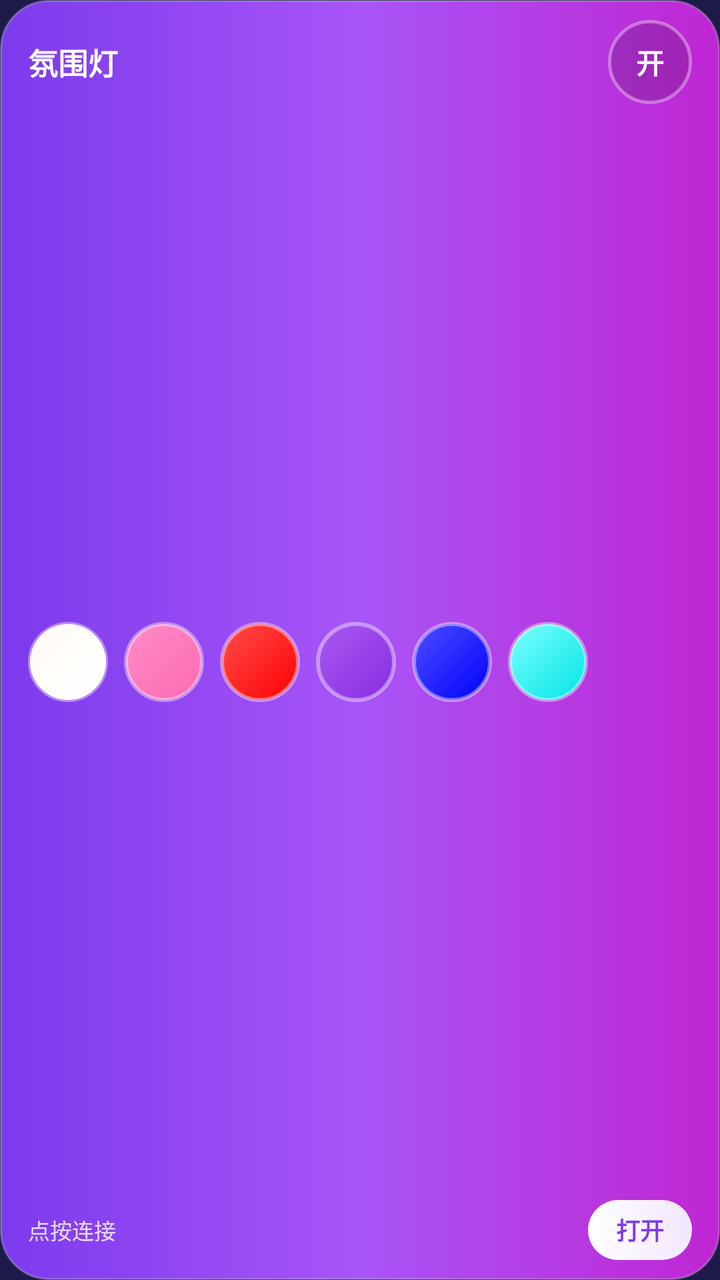
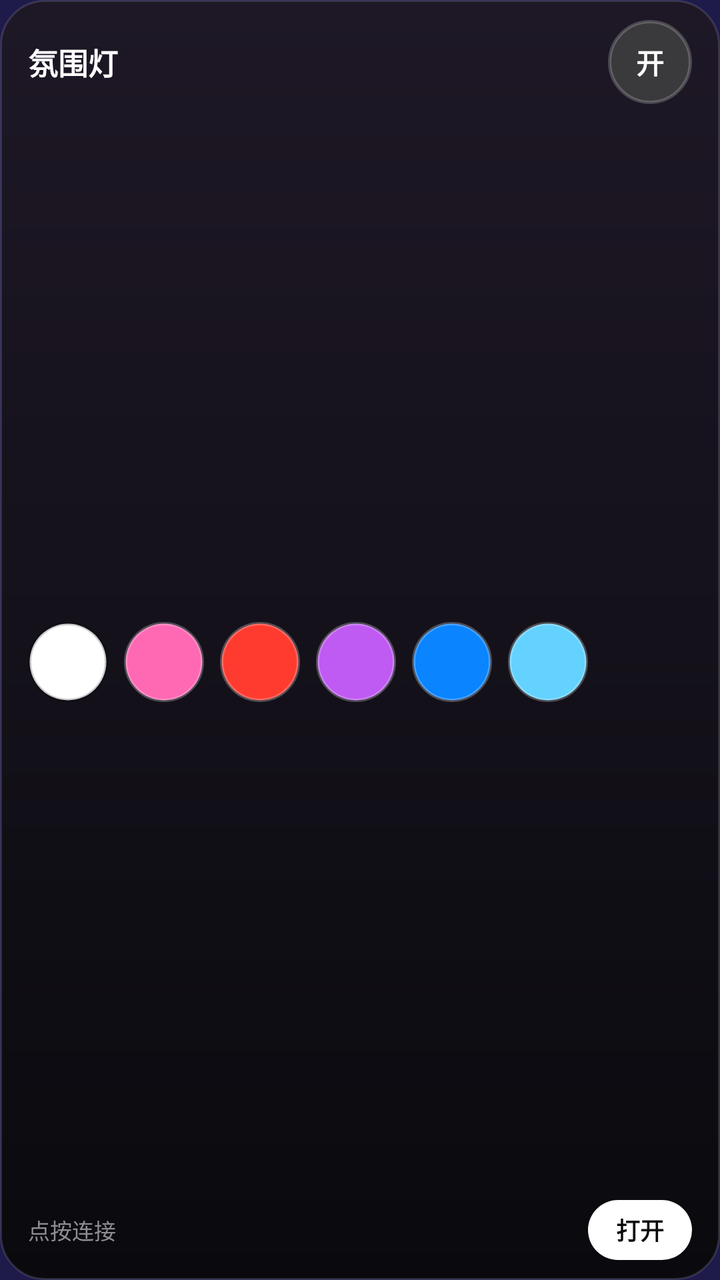

Before-and-after screenshots of an Android layout around one commit, followed by the original layout XML and the change that was made.
<!-- AndroidManifest.xml: application theme Theme.AmbientLamp -->
<!-- res/layout/widget_big.xml -->
<?xml version="1.0" encoding="utf-8"?>
<LinearLayout xmlns:android="http://schemas.android.com/apk/res/android"
    android:id="@+id/widget_root"
    android:layout_width="match_parent"
    android:layout_height="match_parent"
    android:background="@drawable/widget_bg"
    android:orientation="vertical"
    android:paddingStart="14dp"
    android:paddingTop="10dp"
    android:paddingEnd="14dp"
    android:paddingBottom="10dp">

    <LinearLayout
        android:layout_width="match_parent"
        android:layout_height="wrap_content"
        android:gravity="center_vertical"
        android:orientation="horizontal">

        <TextView
            android:id="@+id/widget_title"
            android:layout_width="0dp"
            android:layout_height="wrap_content"
            android:layout_weight="1"
            android:maxLines="1"
            android:text="@string/widget_title"
            android:textColor="#FFFFFFFF"
            android:textSize="15sp"
            android:textStyle="bold" />

        <TextView
            android:id="@+id/widget_power"
            android:layout_width="42dp"
            android:layout_height="42dp"
            android:background="@drawable/widget_circle_off"
            android:gravity="center"
            android:text="@string/widget_on"
            android:textColor="#FFFFFFFF"
            android:textSize="14sp"
            android:textStyle="bold" />
    </LinearLayout>

    <LinearLayout
        android:layout_width="match_parent"
        android:layout_height="0dp"
        android:layout_marginTop="10dp"
        android:layout_weight="1"
        android:gravity="center_vertical"
        android:orientation="horizontal">

        <ImageButton
            android:id="@+id/widget_color_0"
            android:layout_width="40dp"
            android:layout_height="40dp"
            android:layout_marginEnd="8dp"
            android:background="@drawable/widget_dot_white"
            android:contentDescription="@string/widget_color_white" />

        <ImageButton
            android:id="@+id/widget_color_1"
            android:layout_width="40dp"
            android:layout_height="40dp"
            android:layout_marginEnd="8dp"
            android:background="@drawable/widget_dot_pink"
            android:contentDescription="@string/widget_color_pink" />

        <ImageButton
            android:id="@+id/widget_color_2"
            android:layout_width="40dp"
            android:layout_height="40dp"
            android:layout_marginEnd="8dp"
            android:background="@drawable/widget_dot_red"
            android:contentDescription="@string/widget_color_red" />

        <ImageButton
            android:id="@+id/widget_color_3"
            android:layout_width="40dp"
            android:layout_height="40dp"
            android:layout_marginEnd="8dp"
            android:background="@drawable/widget_dot_purple"
            android:contentDescription="@string/widget_color_purple" />

        <ImageButton
            android:id="@+id/widget_color_4"
            android:layout_width="40dp"
            android:layout_height="40dp"
            android:layout_marginEnd="8dp"
            android:background="@drawable/widget_dot_blue"
            android:contentDescription="@string/widget_color_blue" />

        <ImageButton
            android:id="@+id/widget_color_5"
            android:layout_width="40dp"
            android:layout_height="40dp"
            android:background="@drawable/widget_dot_cyan"
            android:contentDescription="@string/widget_color_cyan" />
    </LinearLayout>

    <LinearLayout
        android:layout_width="match_parent"
        android:layout_height="wrap_content"
        android:gravity="center_vertical"
        android:orientation="horizontal">

        <TextView
            android:id="@+id/widget_state"
            android:layout_width="0dp"
            android:layout_height="wrap_content"
            android:layout_weight="1"
            android:maxLines="1"
            android:text="@string/widget_state_connect"
            android:textColor="#CCFFFFFF"
            android:textSize="11sp" />

        <TextView
            android:id="@+id/widget_open"
            android:layout_width="wrap_content"
            android:layout_height="30dp"
            android:background="@drawable/widget_pill_accent"
            android:gravity="center"
            android:paddingStart="14dp"
            android:paddingEnd="14dp"
            android:text="@string/widget_open"
            android:textColor="#7C3AED"
            android:textSize="12sp"
            android:textStyle="bold" />
    </LinearLayout>
</LinearLayout>
<!-- resources referenced by this layout -->
<resources>
  <!-- drawable widget_bg (drawable) -->
  <?xml version="1.0" encoding="utf-8"?>
  <shape xmlns:android="http://schemas.android.com/apk/res/android"
      android:shape="rectangle">
      <gradient
          android:angle="0"
          android:startColor="#7C3AED"
          android:centerColor="#A855F7"
          android:endColor="#C026D3"
          android:type="linear" />
      <corners android:radius="24dp" />
      <stroke
          android:width="1dp"
          android:color="#40FFFFFF" />
  </shape>
  <!-- drawable widget_circle_off (drawable) -->
  <?xml version="1.0" encoding="utf-8"?>
  <shape xmlns:android="http://schemas.android.com/apk/res/android"
      android:shape="oval">
      <solid android:color="#26000000" />
      <stroke
          android:width="1.5dp"
          android:color="#59FFFFFF" />
  </shape>
  <!-- drawable widget_dot_blue (drawable) -->
  <?xml version="1.0" encoding="utf-8"?>
  <shape xmlns:android="http://schemas.android.com/apk/res/android"
      android:shape="oval">
      <gradient
          android:angle="315"
          android:startColor="#4D4DFF"
          android:endColor="#0000FF"
          android:type="linear" />
      <stroke
          android:width="2dp"
          android:color="#66FFFFFF" />
  </shape>
  <!-- drawable widget_dot_cyan (drawable) -->
  <?xml version="1.0" encoding="utf-8"?>
  <shape xmlns:android="http://schemas.android.com/apk/res/android"
      android:shape="oval">
      <gradient
          android:angle="315"
          android:startColor="#7DFFFF"
          android:endColor="#00E5E5"
          android:type="linear" />
      <stroke
          android:width="2dp"
          android:color="#66FFFFFF" />
  </shape>
  <!-- drawable widget_dot_pink (drawable) -->
  <?xml version="1.0" encoding="utf-8"?>
  <shape xmlns:android="http://schemas.android.com/apk/res/android"
      android:shape="oval">
      <gradient
          android:angle="315"
          android:startColor="#FF8CC6"
          android:endColor="#FF69B4"
          android:type="linear" />
      <stroke
          android:width="2dp"
          android:color="#66FFFFFF" />
  </shape>
  <!-- drawable widget_dot_purple (drawable) -->
  <?xml version="1.0" encoding="utf-8"?>
  <shape xmlns:android="http://schemas.android.com/apk/res/android"
      android:shape="oval">
      <gradient
          android:angle="315"
          android:startColor="#A85AF0"
          android:endColor="#8A2BE2"
          android:type="linear" />
      <stroke
          android:width="2dp"
          android:color="#66FFFFFF" />
  </shape>
  <!-- drawable widget_dot_red (drawable) -->
  <?xml version="1.0" encoding="utf-8"?>
  <shape xmlns:android="http://schemas.android.com/apk/res/android"
      android:shape="oval">
      <gradient
          android:angle="315"
          android:startColor="#FF4D4D"
          android:endColor="#FF0000"
          android:type="linear" />
      <stroke
          android:width="2dp"
          android:color="#66FFFFFF" />
  </shape>
  <!-- drawable widget_dot_white (drawable) -->
  <?xml version="1.0" encoding="utf-8"?>
  <shape xmlns:android="http://schemas.android.com/apk/res/android"
      android:shape="oval">
      <gradient
          android:angle="315"
          android:startColor="#FFFAF5"
          android:endColor="#FFFFFF"
          android:type="linear" />
      <stroke
          android:width="2dp"
          android:color="#66FFFFFF" />
  </shape>
  <!-- drawable widget_pill_accent (drawable) -->
  <?xml version="1.0" encoding="utf-8"?>
  <shape xmlns:android="http://schemas.android.com/apk/res/android"
      android:shape="rectangle">
      <gradient
          android:angle="0"
          android:startColor="#FFFFFF"
          android:endColor="#F1E7FF"
          android:type="linear" />
      <corners android:radius="16dp" />
  </shape>
  <string name="widget_color_blue">蓝色</string>
  <string name="widget_color_cyan">青色</string>
  <string name="widget_color_pink">粉色</string>
  <string name="widget_color_red">红色</string>
  <string name="widget_color_white">白光</string>
  <string name="widget_on">开</string>
  <string name="widget_open">打开</string>
  <string name="widget_title">氛围灯</string>
  <!-- unchanged entries left out for length: 3 -->
</resources>

<!-- the commit's change to res/layout/widget_big.xml (unified diff, before → after) -->
@@ -108,7 +108,7 @@
             android:layout_weight="1"
             android:maxLines="1"
             android:text="@string/widget_state_connect"
-            android:textColor="#CCFFFFFF"
+            android:textColor="#8E8E93"
             android:textSize="11sp" />
 
         <TextView
@@ -120,7 +120,7 @@
             android:paddingStart="14dp"
             android:paddingEnd="14dp"
             android:text="@string/widget_open"
-            android:textColor="#7C3AED"
+            android:textColor="#0B0B0F"
             android:textSize="12sp"
             android:textStyle="bold" />
     </LinearLayout>
<!-- resource entries referenced after the edit -->
@@ -5,112 +5,83 @@
   <shape xmlns:android="http://schemas.android.com/apk/res/android"
       android:shape="rectangle">
       <gradient
-          android:angle="0"
-          android:startColor="#7C3AED"
-          android:centerColor="#A855F7"
-          android:endColor="#C026D3"
+          android:angle="270"
+          android:startColor="#1E1826"
+          android:endColor="#0A0A0E"
           android:type="linear" />
-      <corners android:radius="24dp" />
+      <corners android:radius="22dp" />
       <stroke
           android:width="1dp"
-          android:color="#40FFFFFF" />
+          android:color="#1FFFFFFF" />
   </shape>
   <!-- drawable widget_circle_off (drawable) -->
   <?xml version="1.0" encoding="utf-8"?>
   <shape xmlns:android="http://schemas.android.com/apk/res/android"
       android:shape="oval">
-      <solid android:color="#26000000" />
+      <solid android:color="#3A3A3C" />
       <stroke
           android:width="1.5dp"
-          android:color="#59FFFFFF" />
+          android:color="#33FFFFFF" />
   </shape>
   <!-- drawable widget_dot_blue (drawable) -->
   <?xml version="1.0" encoding="utf-8"?>
   <shape xmlns:android="http://schemas.android.com/apk/res/android"
       android:shape="oval">
-      <gradient
-          android:angle="315"
-          android:startColor="#4D4DFF"
-          android:endColor="#0000FF"
-          android:type="linear" />
+      <solid android:color="#0A84FF" />
       <stroke
-          android:width="2dp"
-          android:color="#66FFFFFF" />
+          android:width="1.5dp"
+          android:color="#40FFFFFF" />
   </shape>
   <!-- drawable widget_dot_cyan (drawable) -->
   <?xml version="1.0" encoding="utf-8"?>
   <shape xmlns:android="http://schemas.android.com/apk/res/android"
       android:shape="oval">
-      <gradient
-          android:angle="315"
-          android:startColor="#7DFFFF"
-          android:endColor="#00E5E5"
-          android:type="linear" />
+      <solid android:color="#64D2FF" />
       <stroke
-          android:width="2dp"
-          android:color="#66FFFFFF" />
+          android:width="1.5dp"
+          android:color="#40FFFFFF" />
   </shape>
   <!-- drawable widget_dot_pink (drawable) -->
   <?xml version="1.0" encoding="utf-8"?>
   <shape xmlns:android="http://schemas.android.com/apk/res/android"
       android:shape="oval">
-      <gradient
-          android:angle="315"
-          android:startColor="#FF8CC6"
-          android:endColor="#FF69B4"
-          android:type="linear" />
+      <solid android:color="#FF69B4" />
       <stroke
-          android:width="2dp"
-          android:color="#66FFFFFF" />
+          android:width="1.5dp"
+          android:color="#40FFFFFF" />
   </shape>
   <!-- drawable widget_dot_purple (drawable) -->
   <?xml version="1.0" encoding="utf-8"?>
   <shape xmlns:android="http://schemas.android.com/apk/res/android"
       android:shape="oval">
-      <gradient
-          android:angle="315"
-          android:startColor="#A85AF0"
-          android:endColor="#8A2BE2"
-          android:type="linear" />
+      <solid android:color="#BF5AF2" />
       <stroke
-          android:width="2dp"
-          android:color="#66FFFFFF" />
+          android:width="1.5dp"
+          android:color="#40FFFFFF" />
   </shape>
   <!-- drawable widget_dot_red (drawable) -->
   <?xml version="1.0" encoding="utf-8"?>
   <shape xmlns:android="http://schemas.android.com/apk/res/android"
       android:shape="oval">
-      <gradient
-          android:angle="315"
-          android:startColor="#FF4D4D"
-          android:endColor="#FF0000"
-          android:type="linear" />
+      <solid android:color="#FF3B30" />
       <stroke
-          android:width="2dp"
-          android:color="#66FFFFFF" />
+          android:width="1.5dp"
+          android:color="#40FFFFFF" />
   </shape>
   <!-- drawable widget_dot_white (drawable) -->
   <?xml version="1.0" encoding="utf-8"?>
   <shape xmlns:android="http://schemas.android.com/apk/res/android"
       android:shape="oval">
-      <gradient
-          android:angle="315"
-          android:startColor="#FFFAF5"
-          android:endColor="#FFFFFF"
-          android:type="linear" />
+      <solid android:color="#FFFFFFFF" />
       <stroke
-          android:width="2dp"
-          android:color="#66FFFFFF" />
+          android:width="1.5dp"
+          android:color="#33000000" />
   </shape>
   <!-- drawable widget_pill_accent (drawable) -->
   <?xml version="1.0" encoding="utf-8"?>
   <shape xmlns:android="http://schemas.android.com/apk/res/android"
       android:shape="rectangle">
-      <gradient
-          android:angle="0"
-          android:startColor="#FFFFFF"
-          android:endColor="#F1E7FF"
-          android:type="linear" />
+      <solid android:color="#FFFFFFFF" />
       <corners android:radius="16dp" />
   </shape>
   <string name="widget_color_blue">蓝色</string>
